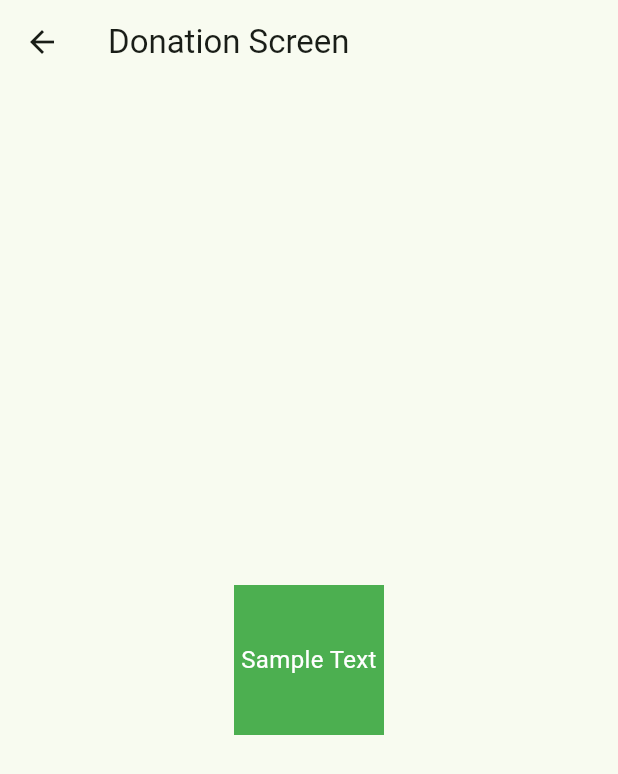
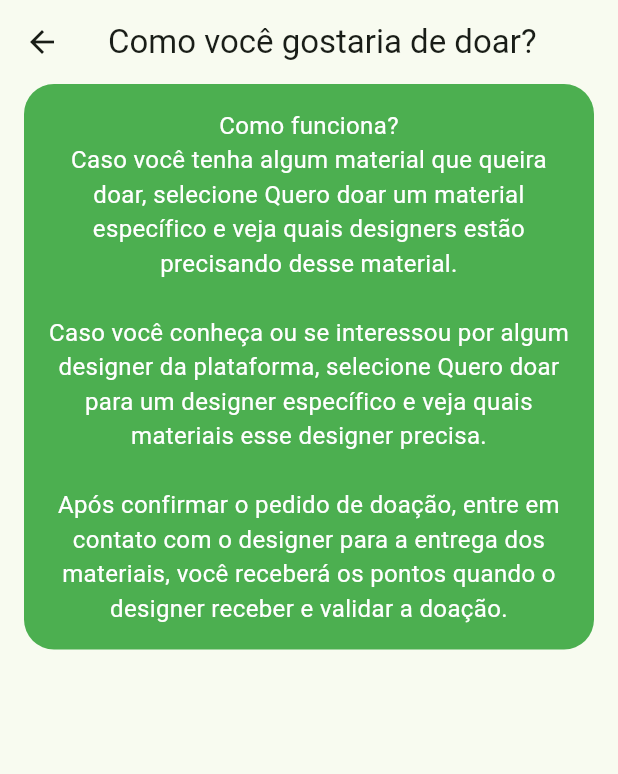
Before and after one commit to celsosoares/cycle-project, a Flutter app: the DonationScreen screen opened by its route, on a phone screen of 412 x 824 dp. Shown: the top 774 px of the screen. Run offline on Flutter 3.47's test engine with Material 3 defaults, Android fonts, the light colour scheme and no system bars; our stand-ins replace cloud_firestore, firebase_auth, firebase_core; accounts and stored records are empty.

Commit message:
add initial text to donation screen

```diff
--- a/lib/pages/donation.dart
+++ b/lib/pages/donation.dart
@@ -7,25 +7,38 @@ class DonationScreen extends StatelessWidget {
   Widget build(BuildContext context) {
 	return Scaffold(
 	  appBar: AppBar(
-		title: Text('Donation Screen'),
+		title: Text('Como você gostaria de doar?'),
 	  ),
-	  body: Center(
+	  body: Column(
+		mainAxisAlignment: MainAxisAlignment.start,
+		children: [
+		  Center(
+			child: Padding(
+			  padding: EdgeInsets.symmetric(horizontal: 16.0), // Add horizontal padding
 			  child: Container(
-		  width: 100,
-		  height: 100,
+				decoration: BoxDecoration(
 				  color: Colors.green,
-		  child: Center(
+				  borderRadius: BorderRadius.circular(20),
+				),
+				padding: EdgeInsets.all(16.0),
 				child: Text(
-			  'Sample Text',
+				  'Como funciona?\n'
+				  'Caso você tenha algum material que queira doar, selecione Quero doar um material específico e veja quais designers estão precisando desse material.\n\n'
+				  'Caso você conheça ou se interessou por algum designer da plataforma, selecione Quero doar para um designer específico e veja quais materiais esse designer precisa.\n\n'
+				  'Após confirmar o pedido de doação, entre em contato com o designer para a entrega dos materiais, você receberá os pontos quando o designer receber e validar a doação.',
 				  style: TextStyle(
 					color: Colors.white,
 					fontSize: 16,
 				  ),
 				  textAlign: TextAlign.center,
+				  maxLines: null,
+				  overflow: TextOverflow.visible,
 				),
 			  ),
 			),
 		  ),
+		],
+	  ),
 	);
   }
 }
```
Lines whose indentation alone changed are shown as unchanged.
